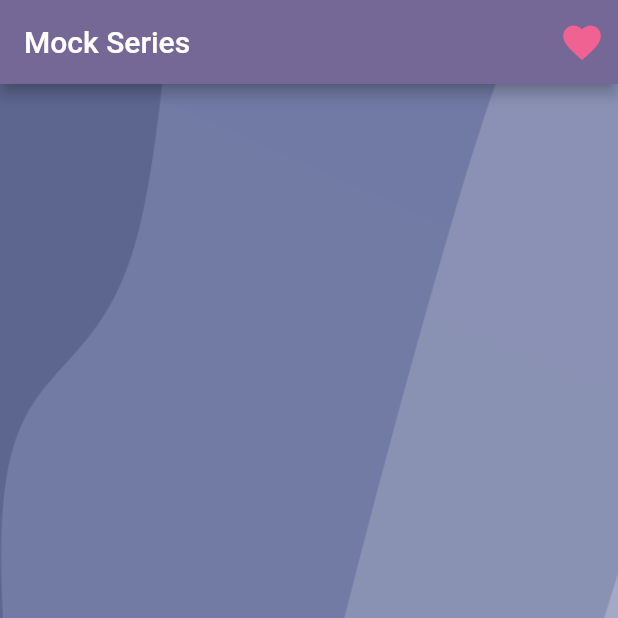
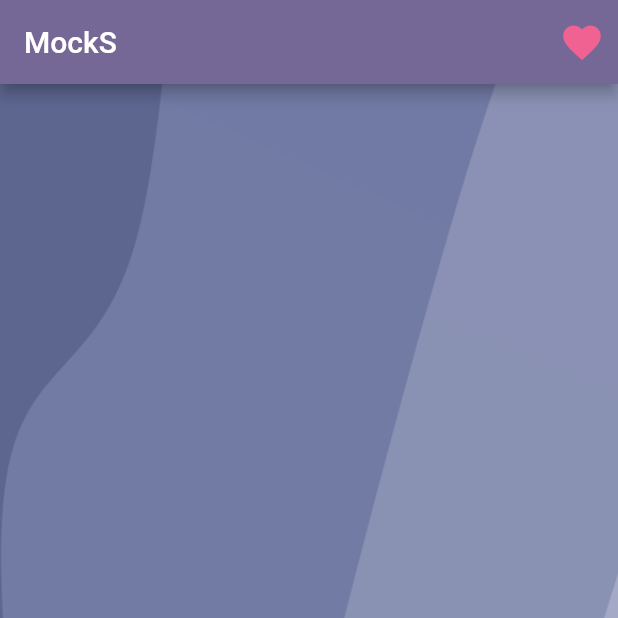
Before and after one commit to pabrcno/mock_series, a Flutter app: the screen it shows after launch, on a phone screen of 412 x 824 dp, the top half of it. Run offline on Flutter 3.47's test engine with Material 2 defaults, Android fonts, the phone set to English and light mode, and no system bars; our stand-ins replace dartz, dio, easy_debounce, flutter_html, freezed_annotation, get and 3 more; network calls fail.

Commit message:
app name changed

```diff
--- a/lib/presentation/core/app.dart
+++ b/lib/presentation/core/app.dart
@@ -9,7 +9,7 @@ class MyApp extends StatelessWidget {
   @override
   Widget build(BuildContext context) {
     return GetMaterialApp(
-      title: 'Flutter Demo',
+      title: 'MockS',
       theme: ThemeData(
         brightness: Brightness.dark,
         pageTransitionsTheme: const PageTransitionsTheme(builders: {
--- a/lib/presentation/shows/main_shows_screen.dart
+++ b/lib/presentation/shows/main_shows_screen.dart
@@ -17,7 +17,7 @@ class MainShowsScreen extends StatelessWidget {
     return Scaffold(
       appBar: AppBar(
         backgroundColor: Theme.of(context).primaryColor,
-        title: const Text("Mock Series"),
+        title: const Text("MockS"),
         actions: [
           IconButton(
             iconSize: 30,
```
